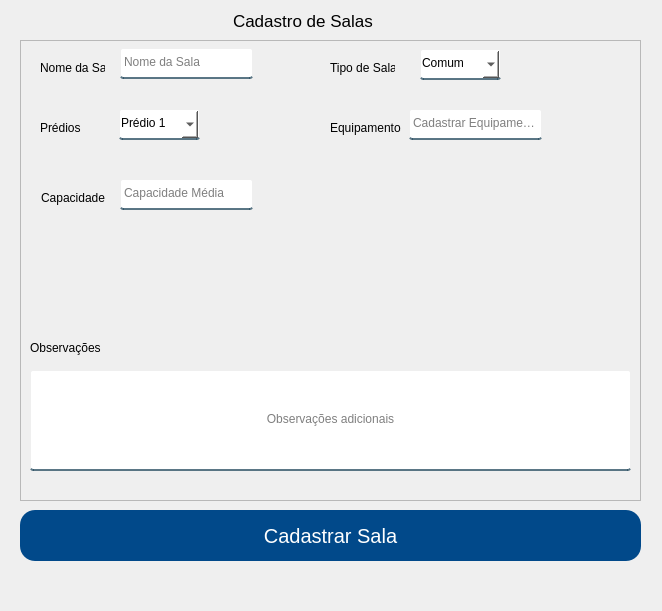
First picture: the form in App/view/ui/cadastroSalas.ui, repository Senac-SOR-ADS/Mapa-de-Sala, before the edit.
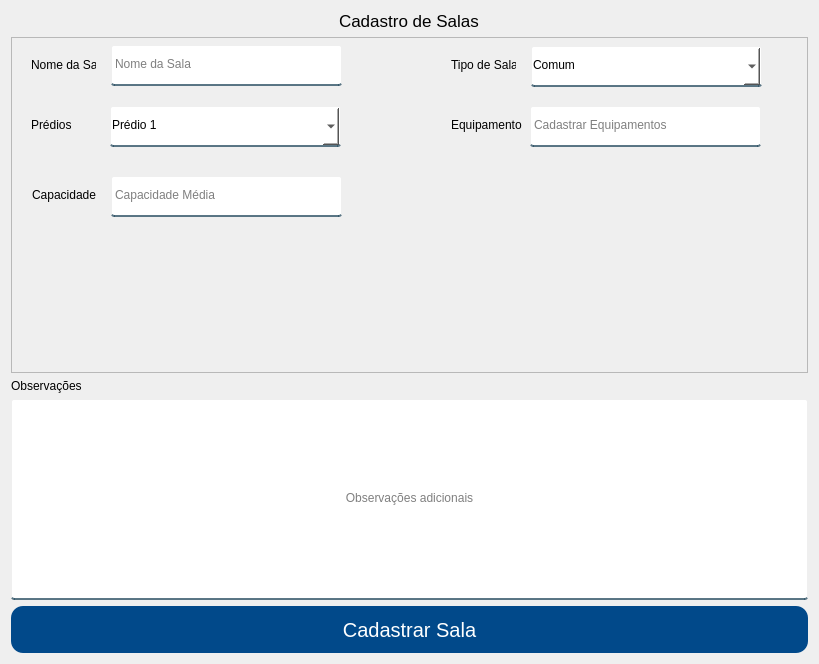
Second picture: the form after the edit.

The edit to the form file:
```diff
--- a/App/view/ui/cadastroSalas.ui
+++ b/App/view/ui/cadastroSalas.ui
@@ -6,8 +6,8 @@
    <rect>
     <x>0</x>
     <y>0</y>
-    <width>662</width>
-    <height>611</height>
+    <width>819</width>
+    <height>664</height>
    </rect>
   </property>
   <property name="windowTitle">
@@ -27,7 +27,8 @@
 	background-color: #01498a;
 	color: #FFF;
 	border: none;
-	border-radius: 15px;
+	border-radius: 12px;
+
 }
  
 #cadastrarSala:hover {
@@ -38,35 +39,26 @@
 	color: red;
 }</string>
   </property>
-  <widget class="QPushButton" name="cadastrarSala">
-   <property name="geometry">
-    <rect>
-     <x>20</x>
-     <y>510</y>
-     <width>621</width>
-     <height>51</height>
-    </rect>
-   </property>
+  <layout class="QVBoxLayout" name="verticalLayout">
+   <item alignment="Qt::AlignHCenter|Qt::AlignBottom">
+    <widget class="QLabel" name="label_7">
    <property name="font">
     <font>
-     <pointsize>15</pointsize>
-    </font>
-   </property>
-   <property name="cursor">
-    <cursorShape>PointingHandCursor</cursorShape>
-   </property>
+       <pointsize>13</pointsize>
+      </font>
+     </property>
    <property name="text">
-    <string>Cadastrar Sala</string>
-   </property>
-  </widget>
+      <string>Cadastro de Salas</string>
+     </property>
+    </widget>
+   </item>
+   <item>
   <widget class="QFrame" name="frame">
-   <property name="geometry">
-    <rect>
-     <x>20</x>
-     <y>40</y>
-     <width>621</width>
-     <height>461</height>
-    </rect>
+     <property name="sizePolicy">
+      <sizepolicy hsizetype="Preferred" vsizetype="Expanding">
+       <horstretch>0</horstretch>
+       <verstretch>0</verstretch>
+      </sizepolicy>
    </property>
    <property name="frameShape">
     <enum>QFrame::StyledPanel</enum>
@@ -74,41 +66,6 @@
    <property name="frameShadow">
     <enum>QFrame::Raised</enum>
    </property>
-   <widget class="QLineEdit" name="feedbackText">
-    <property name="geometry">
-     <rect>
-      <x>10</x>
-      <y>330</y>
-      <width>601</width>
-      <height>101</height>
-     </rect>
-    </property>
-    <property name="alignment">
-     <set>Qt::AlignCenter</set>
-    </property>
-    <property name="placeholderText">
-     <string>Observações adicionais</string>
-    </property>
-    <property name="cursorMoveStyle">
-     <enum>Qt::VisualMoveStyle</enum>
-    </property>
-    <property name="clearButtonEnabled">
-     <bool>false</bool>
-    </property>
-   </widget>
-   <widget class="QLabel" name="label_6">
-    <property name="geometry">
-     <rect>
-      <x>10</x>
-      <y>300</y>
-      <width>71</width>
-      <height>16</height>
-     </rect>
-    </property>
-    <property name="text">
-     <string>Observações</string>
-    </property>
-   </widget>
    <widget class="QLabel" name="label_5">
     <property name="geometry">
      <rect>
@@ -127,8 +84,8 @@
      <rect>
       <x>100</x>
       <y>139</y>
-      <width>133</width>
-      <height>31</height>
+        <width>231</width>
+        <height>41</height>
      </rect>
     </property>
     <property name="alignment">
@@ -141,7 +98,7 @@
    <widget class="QLabel" name="label_4">
     <property name="geometry">
      <rect>
-      <x>310</x>
+        <x>440</x>
       <y>80</y>
       <width>71</width>
       <height>16</height>
@@ -154,10 +111,10 @@
    <widget class="QLineEdit" name="tipoEquipamento">
     <property name="geometry">
      <rect>
-      <x>389</x>
+        <x>519</x>
       <y>69</y>
-      <width>133</width>
-      <height>31</height>
+        <width>231</width>
+        <height>41</height>
      </rect>
     </property>
     <property name="placeholderText">
@@ -169,8 +126,8 @@
      <rect>
       <x>99</x>
       <y>69</y>
-      <width>81</width>
-      <height>31</height>
+        <width>231</width>
+        <height>41</height>
      </rect>
     </property>
     <property name="cursor">
@@ -212,10 +169,10 @@
    <widget class="QComboBox" name="tipoSala">
     <property name="geometry">
      <rect>
-      <x>400</x>
+        <x>520</x>
       <y>9</y>
-      <width>81</width>
-      <height>31</height>
+        <width>231</width>
+        <height>41</height>
      </rect>
     </property>
     <property name="cursor">
@@ -257,7 +214,7 @@
    <widget class="QLabel" name="label_2">
     <property name="geometry">
      <rect>
-      <x>310</x>
+        <x>440</x>
       <y>20</y>
       <width>65</width>
       <height>16</height>
@@ -285,8 +242,8 @@
      <rect>
       <x>100</x>
       <y>8</y>
-      <width>133</width>
-      <height>31</height>
+        <width>231</width>
+        <height>41</height>
      </rect>
     </property>
     <property name="placeholderText">
@@ -294,24 +251,64 @@
     </property>
    </widget>
   </widget>
-  <widget class="QLabel" name="label_7">
-   <property name="geometry">
-    <rect>
-     <x>233</x>
-     <y>10</y>
-     <width>141</width>
-     <height>21</height>
-    </rect>
+   </item>
+   <item>
+    <widget class="QLabel" name="label_6">
+     <property name="text">
+      <string>Observações</string>
+     </property>
+    </widget>
+   </item>
+   <item>
+    <widget class="QLineEdit" name="feedbackText">
+     <property name="sizePolicy">
+      <sizepolicy hsizetype="Expanding" vsizetype="Preferred">
+       <horstretch>0</horstretch>
+       <verstretch>0</verstretch>
+      </sizepolicy>
+     </property>
+     <property name="minimumSize">
+      <size>
+       <width>721</width>
+       <height>201</height>
+      </size>
+     </property>
+     <property name="alignment">
+      <set>Qt::AlignCenter</set>
+     </property>
+     <property name="placeholderText">
+      <string>Observações adicionais</string>
+     </property>
+     <property name="cursorMoveStyle">
+      <enum>Qt::VisualMoveStyle</enum>
+     </property>
+     <property name="clearButtonEnabled">
+      <bool>false</bool>
+     </property>
+    </widget>
+   </item>
+   <item>
+    <widget class="QPushButton" name="cadastrarSala">
+     <property name="minimumSize">
+      <size>
+       <width>762</width>
+       <height>47</height>
+      </size>
    </property>
    <property name="font">
     <font>
-     <pointsize>13</pointsize>
-    </font>
-   </property>
+       <pointsize>15</pointsize>
+      </font>
+     </property>
+     <property name="cursor">
+      <cursorShape>PointingHandCursor</cursorShape>
+     </property>
    <property name="text">
-    <string>Cadastro de Salas</string>
-   </property>
-  </widget>
+      <string>Cadastrar Sala</string>
+     </property>
+    </widget>
+   </item>
+  </layout>
  </widget>
  <tabstops>
   <tabstop>nomeSala</tabstop>
```
Lines whose indentation alone changed are shown as unchanged.
